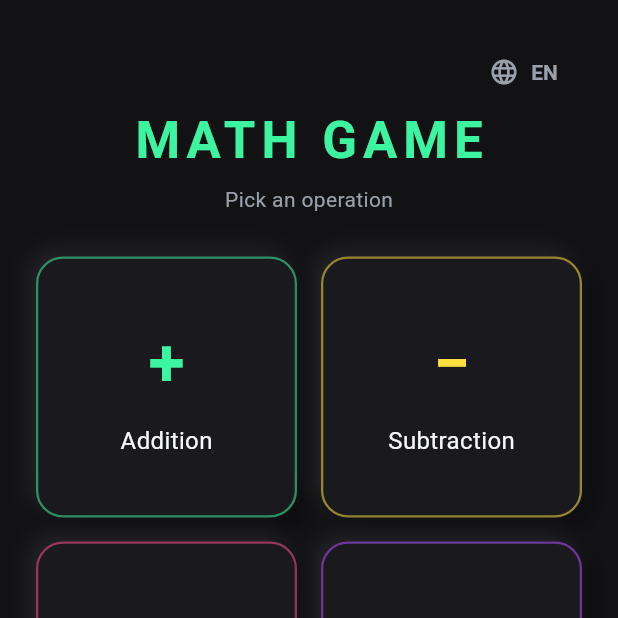
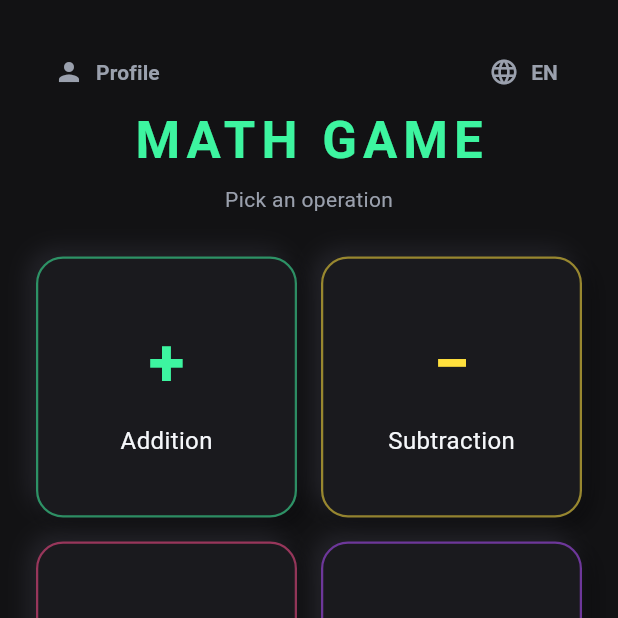
Before and after one commit to mindaugas1dirzius-ai/myn, a Flutter app: the screen it shows after launch, on a phone screen of 412 x 824 dp, the top half of it. Run offline on Flutter 3.47's test engine with Material 3 defaults, Android fonts, the phone set to English and light mode, and no system bars; our stand-ins replace cloud_firestore, cloud_functions, firebase_auth, firebase_core, google_mobile_ads, shared_preferences; missing offline and left inert: firebase_app_check; accounts and stored records are empty; network calls fail.

Commit message:
feat(V2): finalize scoring max(10,100-sec*3) all levels; quit dialog + profile/exit buttons; deployed

```diff
--- a/math_game/lib/l10n/app_strings.dart
+++ b/math_game/lib/l10n/app_strings.dart
@@ -59,4 +59,22 @@ class AppStrings {
   String get leaderboardOffline => _pick(
       'Prisijunk prie tinklo, kad varžytumeisi Top 10 lentelėje',
       'Connect to the internet to compete on the Top 10');
+
+  // --- Išėjimas / mygtukai ---
+  String get quitTitle => _pick('Nori pasiduoti?', 'Give up?');
+  String get quitBody => _pick(
+      'Šios sesijos taškai bus prarasti ir į Top 10 nepateksi.',
+      'This session\'s score will be lost and won\'t count for the Top 10.');
+  String get stayInGame => _pick('Likti žaidime', 'Stay in game');
+  String get quitYes => _pick('Taip, išeiti', 'Yes, quit');
+  String get exitApp => _pick('Išeiti iš žaidimo', 'Exit game');
+
+  // --- Profilis ---
+  String get profile => _pick('Profilis', 'Profile');
+  String get enterName => _pick('Įvesk savo vardą', 'Enter your name');
+  String get save => _pick('Išsaugoti', 'Save');
+  String get personalBest => _pick('Tavo rekordas', 'Personal best');
+  String get noRecord => _pick('Dar nežaista', 'Not played yet');
+  String yourRank(int pos, int total) =>
+      _pick('Tavo pozicija: $pos iš $total', 'Your rank: $pos of $total');
 }
--- a/math_game/lib/screens/home_screen.dart
+++ b/math_game/lib/screens/home_screen.dart
@@ -21,10 +21,22 @@ class HomeScreen extends StatelessWidget {
           padding: const EdgeInsets.all(24),
           child: Column(
             children: [
-              // Kalbos perjungiklis (🌐 LT/EN) — viršuje dešinėje.
-              Align(
-                alignment: Alignment.centerRight,
-                child: TextButton.icon(
+              // Viršutinė juosta: Profilis (kairėje) + kalbos jungiklis (dešinėje).
+              Row(
+                mainAxisAlignment: MainAxisAlignment.spaceBetween,
+                children: [
+                  TextButton.icon(
+                    onPressed: () => Navigator.of(context).push(
+                      MaterialPageRoute(builder: (_) => const ProfileScreen()),
+                    ),
+                    icon: const Icon(Icons.person,
+                        color: AppColors.textSecondary, size: 20),
+                    label: Text(s.profile,
+                        style: const TextStyle(
+                            color: AppColors.textSecondary,
+                            fontWeight: FontWeight.bold)),
+                  ),
+                  TextButton.icon(
                     onPressed: () => languageController.toggle(s.lang),
                     icon: const Icon(Icons.language,
                         color: AppColors.textSecondary, size: 20),
@@ -35,6 +47,7 @@ class HomeScreen extends StatelessWidget {
                           fontWeight: FontWeight.bold),
                     ),
                   ),
+                ],
               ),
               Text(
                 'MATH GAME',
```
Also changed, not shown: math_game/lib/providers/game_provider.dart (+2 -15 lines), math_game/lib/screens/game_screen.dart (+18 -0 lines), math_game/lib/widgets/exit_dialog.dart (added, +60 -0 lines), 1 other file. Lines whose indentation alone changed are shown as unchanged.
